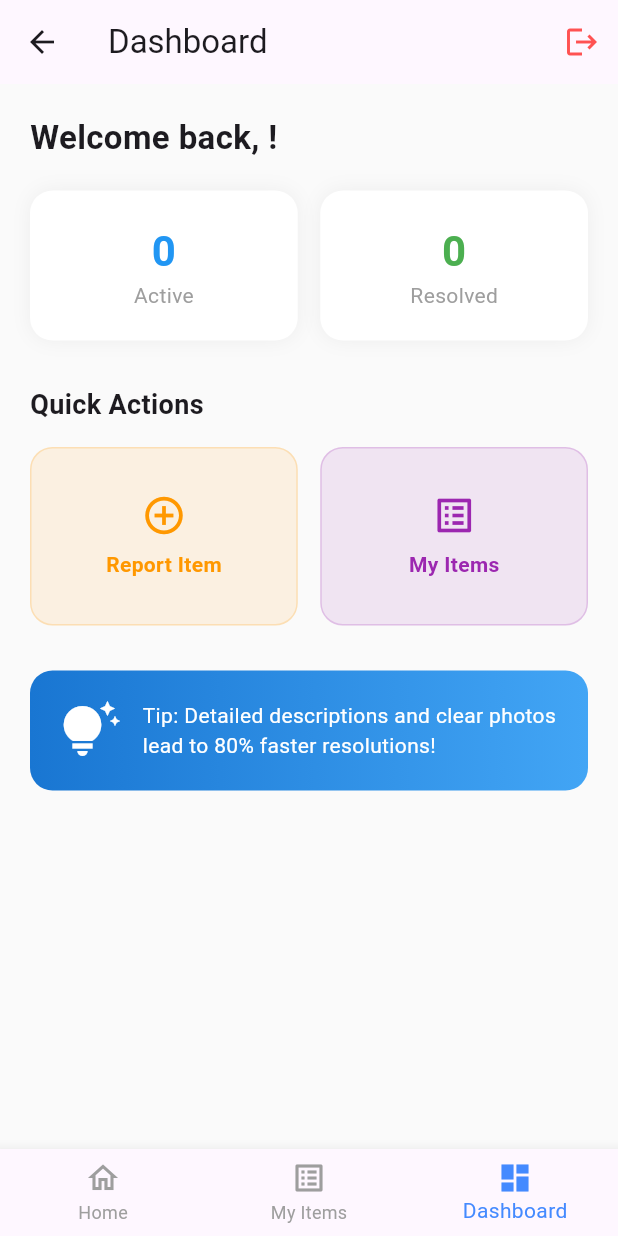
After one commit to colkitycolk/lost_and_found_project, a Flutter app: the MainWrapper screen opened by its route, item 3 of the bottom bar chosen, on a phone screen of 412 x 824 dp. The commit adds this screen. Run offline on Flutter 3.47's test engine with Material 3 defaults, Android fonts, the phone set to English and light mode, and no system bars; our stand-ins replace flutter_map, geolocator, image_picker, latlong2, supabase_flutter; accounts and stored records are empty.

Commit message:
Dashboard and path updates

```diff
--- a/lib/main.dart
+++ b/lib/main.dart
@@ -1,14 +1,15 @@
 import 'package:flutter/material.dart';
 import 'package:supabase_flutter/supabase_flutter.dart';
 import 'views/login_screen.dart';
-import 'views/home_screen.dart';
 import 'views/report_screen.dart';
+import 'views/main_wrapper.dart';
 
 void main() async {
   WidgetsFlutterBinding.ensureInitialized();
   await Supabase.initialize(
     url: 'https://banykdabftrzqbuhlcvl.supabase.co',
-    anonKey: 'eyJhbGciOiJIUzI1NiIsInR5cCI6IkpXVCJ9.eyJpc3MiOiJzdXBhYmFzZSIsInJlZiI6ImJhbnlrZGFiZnRyenFidWhsY3ZsIiwicm9sZSI6ImFub24iLCJpYXQiOjE3NjYzMjA2MTEsImV4cCI6MjA4MTg5NjYxMX0._CRZtLWCTdlxqcV5PBNYWcQbu-sJ8TiB01HTkyBd8Ek',
+    anonKey:
+        'eyJhbGciOiJIUzI1NiIsInR5cCI6IkpXVCJ9.eyJpc3MiOiJzdXBhYmFzZSIsInJlZiI6ImJhbnlrZGFiZnRyenFidWhsY3ZsIiwicm9sZSI6ImFub24iLCJpYXQiOjE3NjYzMjA2MTEsImV4cCI6MjA4MTg5NjYxMX0._CRZtLWCTdlxqcV5PBNYWcQbu-sJ8TiB01HTkyBd8Ek',
   );
   runApp(const MyApp());
 }
@@ -22,7 +23,7 @@ class MyApp extends StatelessWidget {
       initialRoute: '/login',
       routes: {
         '/login': (context) => const LoginScreen(),
-        '/home': (context) => const HomeScreen(),
+        '/home': (context) => const MainWrapper(), // Changed from HomeScreen to MainWrapper
         '/report': (context) => const ReportScreen(),
       },
     );
--- a/lib/services/supabase_service.dart
+++ b/lib/services/supabase_service.dart
@@ -77,7 +77,8 @@ class SupabaseService {
 
       // Safety check for URL parsing
       if (pathSegments.length >= 2) {
-        final storagePath = "${pathSegments[pathSegments.length - 2]}/${pathSegments.last}";
+        final storagePath =
+            "${pathSegments[pathSegments.length - 2]}/${pathSegments.last}";
         await _client.storage.from('item-images').remove([storagePath]);
       }
 
@@ -138,6 +139,42 @@ class SupabaseService {
     return await Geolocator.getCurrentPosition();
   }
 
+  // --- USER STATS ---
+  Future<Map<String, int>> getUserStats() async {
+    final userId = currentUser?.id;
+    if (userId == null) return {'active': 0, 'resolved': 0};
+
+    final response = await _client
+        .from('items')
+        .select('status')
+        .eq('user_id', userId);
+
+    final items = response as List;
+    int active = items.where((i) => i['status'] == 'active').length;
+    int resolved = items.where((i) => i['status'] == 'resolved').length;
+
+    return {'active': active, 'resolved': resolved};
+  }
+
+  // --- SIGN OUT ---
+  Future<void> signOut() async {
+    await _client.auth.signOut();
+  }
+
+  // --- FETCH MY ITEMS ---
+  Future<List<ItemModel>> getMyItems() async {
+    final userId = _client.auth.currentUser?.id;
+    if (userId == null) return [];
+
+    final response = await _client
+        .from('items')
+        .select()
+        .eq('user_id', userId)
+        .order('created_at', ascending: false);
+
+    return (response as List).map((item) => ItemModel.fromMap(item)).toList();
+  }
+
   // --- AUTH ---
   Future<AuthResponse> signIn(String email, String password) async {
     return await _client.auth.signInWithPassword(
--- /dev/null
+++ b/lib/views/dashboard_screen.dart
@@ -0,0 +1,193 @@
+import 'package:flutter/material.dart';
+import '../services/supabase_service.dart';
+import 'my_items_screen.dart';
+import 'report_screen.dart';
+
+class DashboardScreen extends StatelessWidget {
+  const DashboardScreen({super.key});
+
+  @override
+  Widget build(BuildContext context) {
+    final service = SupabaseService();
+
+    return Scaffold(
+      backgroundColor: Colors.grey[50],
+      appBar: AppBar(
+        title: const Text("Dashboard"),
+        actions: [
+          IconButton(
+            icon: const Icon(Icons.logout, color: Colors.redAccent),
+            onPressed: () async {
+              // 1. Call the service to clear Supabase session
+              await service.signOut();
+
+              // 2. Navigate to Login and remove all previous screens from memory
+              if (context.mounted) {
+                Navigator.pushNamedAndRemoveUntil(
+                  context,
+                  '/login', // Replace with your actual login route name
+                  (route) => false,
+                );
+              }
+            },
+          ),
+        ],
+      ),
+      body: SingleChildScrollView(
+        padding: const EdgeInsets.all(20),
+        child: Column(
+          crossAxisAlignment: CrossAxisAlignment.start,
+          children: [
+            Text(
+              "Welcome back, ${service.currentUser?.email?.split('@')[0] ?? 'User'}!",
+              style: const TextStyle(fontSize: 22, fontWeight: FontWeight.bold),
+            ),
+            const SizedBox(height: 20),
+
+            // --- STATISTICS SECTION ---
+            FutureBuilder<Map<String, int>>(
+              future: service.getUserStats(),
+              builder: (context, snapshot) {
+                final active = snapshot.data?['active'] ?? 0;
+                final resolved = snapshot.data?['resolved'] ?? 0;
+
+                return Row(
+                  children: [
+                    _buildStatCard("Active", active.toString(), Colors.blue),
+                    const SizedBox(width: 15),
+                    _buildStatCard(
+                      "Resolved",
+                      resolved.toString(),
+                      Colors.green,
+                    ),
+                  ],
+                );
+              },
+            ),
+
+            const SizedBox(height: 30),
+            const Text(
+              "Quick Actions",
+              style: TextStyle(fontSize: 18, fontWeight: FontWeight.bold),
+            ),
+            const SizedBox(height: 15),
+
+            // --- QUICK ACTIONS GRID ---
+            GridView.count(
+              shrinkWrap: true,
+              physics: const NeverScrollableScrollPhysics(),
+              crossAxisCount: 2,
+              mainAxisSpacing: 15,
+              crossAxisSpacing: 15,
+              childAspectRatio: 1.5,
+              children: [
+                _buildActionCard(
+                  context,
+                  "Report Item",
+                  Icons.add_circle_outline,
+                  Colors.orange,
+                  const ReportScreen(),
+                ),
+                _buildActionCard(
+                  context,
+                  "My Items",
+                  Icons.list_alt,
+                  Colors.purple,
+                  const MyItemsScreen(),
+                ),
+              ],
+            ),
+
+            const SizedBox(height: 30),
+
+            // --- INFO BANNER ---
+            Container(
+              padding: const EdgeInsets.all(20),
+              decoration: BoxDecoration(
+                gradient: LinearGradient(
+                  colors: [Colors.blue[700]!, Colors.blue[400]!],
+                ),
+                borderRadius: BorderRadius.circular(15),
+              ),
+              child: const Row(
+                children: [
+                  Icon(Icons.tips_and_updates, color: Colors.white, size: 40),
+                  SizedBox(width: 15),
+                  Expanded(
+                    child: Text(
+                      "Tip: Detailed descriptions and clear photos lead to 80% faster resolutions!",
+                      style: TextStyle(color: Colors.white, fontSize: 14),
+                    ),
+                  ),
+                ],
+              ),
+            ),
+          ],
+        ),
+      ),
+    );
+  }
+
+  // Helper to build Stats Cards
+  Widget _buildStatCard(String label, String value, Color color) {
+    return Expanded(
+      child: Container(
+        padding: const EdgeInsets.all(20),
+        decoration: BoxDecoration(
+          color: Colors.white,
+          borderRadius: BorderRadius.circular(15),
+          boxShadow: [
+            BoxShadow(color: Colors.black.withOpacity(0.05), blurRadius: 10),
+          ],
+        ),
+        child: Column(
+          children: [
+            Text(
+              value,
+              style: TextStyle(
+                fontSize: 28,
+                fontWeight: FontWeight.bold,
+                color: color,
+              ),
+            ),
+            Text(label, style: const TextStyle(color: Colors.grey)),
+          ],
+        ),
+      ),
+    );
+  }
+
+  // Helper to build Quick Action Cards
+  Widget _buildActionCard(
+    BuildContext context,
+    String title,
+    IconData icon,
+    Color color,
+    Widget destination,
+  ) {
+    return InkWell(
+      onTap: () => Navigator.push(
+        context,
+        MaterialPageRoute(builder: (context) => destination),
+      ),
+      child: Container(
+        decoration: BoxDecoration(
+          color: color.withOpacity(0.1),
+          borderRadius: BorderRadius.circular(15),
+          border: Border.all(color: color.withOpacity(0.2)),
+        ),
+        child: Column(
+          mainAxisAlignment: MainAxisAlignment.center,
+          children: [
+            Icon(icon, color: color, size: 30),
+            const SizedBox(height: 8),
+            Text(
+              title,
+              style: TextStyle(fontWeight: FontWeight.bold, color: color),
+            ),
+          ],
+        ),
+      ),
+    );
+  }
+}
--- /dev/null
+++ b/lib/views/main_wrapper.dart
@@ -0,0 +1,61 @@
+import 'package:flutter/material.dart';
+import 'home_screen.dart';
+import 'dashboard_screen.dart';
+import 'my_items_screen.dart';
+
+class MainWrapper extends StatefulWidget {
+  const MainWrapper({super.key});
+
+  @override
+  State<MainWrapper> createState() => _MainWrapperState();
+}
+
+class _MainWrapperState extends State<MainWrapper> {
+  int _currentIndex = 0;
+
+  // The list of screens to switch between
+  final List<Widget> _screens = [
+    const HomeScreen(),
+    const MyItemsScreen(),
+    const DashboardScreen(),
+  ];
+
+  @override
+  Widget build(BuildContext context) {
+    return Scaffold(
+      body: IndexedStack(
+        index: _currentIndex,
+        children: _screens,
+      ),
+      bottomNavigationBar: BottomNavigationBar(
+        currentIndex: _currentIndex,
+        onTap: (index) {
+          setState(() {
+            _currentIndex = index;
+          });
+        },
+        type: BottomNavigationBarType.fixed,
+        selectedItemColor: Colors.blueAccent,
+        unselectedItemColor: Colors.grey,
+        showUnselectedLabels: true,
+        items: const [
+          BottomNavigationBarItem(
+            icon: Icon(Icons.home_outlined),
+            activeIcon: Icon(Icons.home),
+            label: 'Home',
+          ),
+          BottomNavigationBarItem(
+            icon: Icon(Icons.list_alt_outlined),
+            activeIcon: Icon(Icons.list_alt),
+            label: 'My Items',
+          ),
+          BottomNavigationBarItem(
+            icon: Icon(Icons.dashboard_outlined),
+            activeIcon: Icon(Icons.dashboard),
+            label: 'Dashboard',
+          ),
+        ],
+      ),
+    );
+  }
+}
--- /dev/null
+++ b/lib/views/my_items_screen.dart
@@ -0,0 +1,84 @@
+import 'package:flutter/material.dart';
+import '../services/supabase_service.dart';
+import '../models/item_model.dart';
+import '../utils/dialog_helper.dart';
+import 'details_screen.dart';
+
+class MyItemsScreen extends StatefulWidget {
+  const MyItemsScreen({super.key});
+
+  @override
+  State<MyItemsScreen> createState() => _MyItemsScreenState();
+}
+
+class _MyItemsScreenState extends State<MyItemsScreen> {
+  final _service = SupabaseService();
+
+  Future<void> _handleDelete(ItemModel item) async {
+    final confirmed = await DialogHelper.showDeleteDialog(context);
+    if (confirmed) {
+      try {
+        await _service.deleteItem(item);
+        setState(() {}); // Refresh the list
+        if (mounted) {
+          ScaffoldMessenger.of(context).showSnackBar(
+            const SnackBar(content: Text("Item deleted successfully")),
+          );
+        }
+      } catch (e) {
+        if (mounted) {
+          ScaffoldMessenger.of(context).showSnackBar(
+            SnackBar(content: Text("Error: $e")),
+          );
+        }
+      }
+    }
+  }
+
+  @override
+  Widget build(BuildContext context) {
+    return Scaffold(
+      appBar: AppBar(title: const Text("My Reports")),
+      body: FutureBuilder<List<ItemModel>>(
+        future: _service.getMyItems(), // Ensure this exists in SupabaseService
+        builder: (context, snapshot) {
+          if (snapshot.connectionState == ConnectionState.waiting) {
+            return const Center(child: CircularProgressIndicator());
+          }
+          final items = snapshot.data ?? [];
+
+          if (items.isEmpty) {
+            return const Center(child: Text("You haven't reported any items yet."));
+          }
+
+          return ListView.builder(
+            padding: const EdgeInsets.all(16),
+            itemCount: items.length,
+            itemBuilder: (context, index) {
+              final item = items[index];
+              return Card(
+                margin: const EdgeInsets.only(bottom: 12),
+                child: ListTile(
+                  leading: ClipRRect(
+                    borderRadius: BorderRadius.circular(8),
+                    child: Image.network(item.imageUrl, width: 50, height: 50, fit: BoxFit.cover),
+                  ),
+                  title: Text(item.title),
+                  subtitle: Text("Status: ${item.status}"),
+                  trailing: IconButton(
+                    icon: const Icon(Icons.delete_outline, color: Colors.red),
+                    onPressed: () => _handleDelete(item),
+                  ),
+                  onTap: () => Navigator.push(
+                    context,
+                    MaterialPageRoute(builder: (c) => DetailsScreen(item: item))
+                  ),
+                ),
+              );
+            },
+          );
+        },
+      ),
+    );
+  }
+}
```
Also changed, not shown: lib/utils/dialog_helper.dart (added, +29 -0 lines), lib/views/home_screen.dart (+102 -147 lines).
